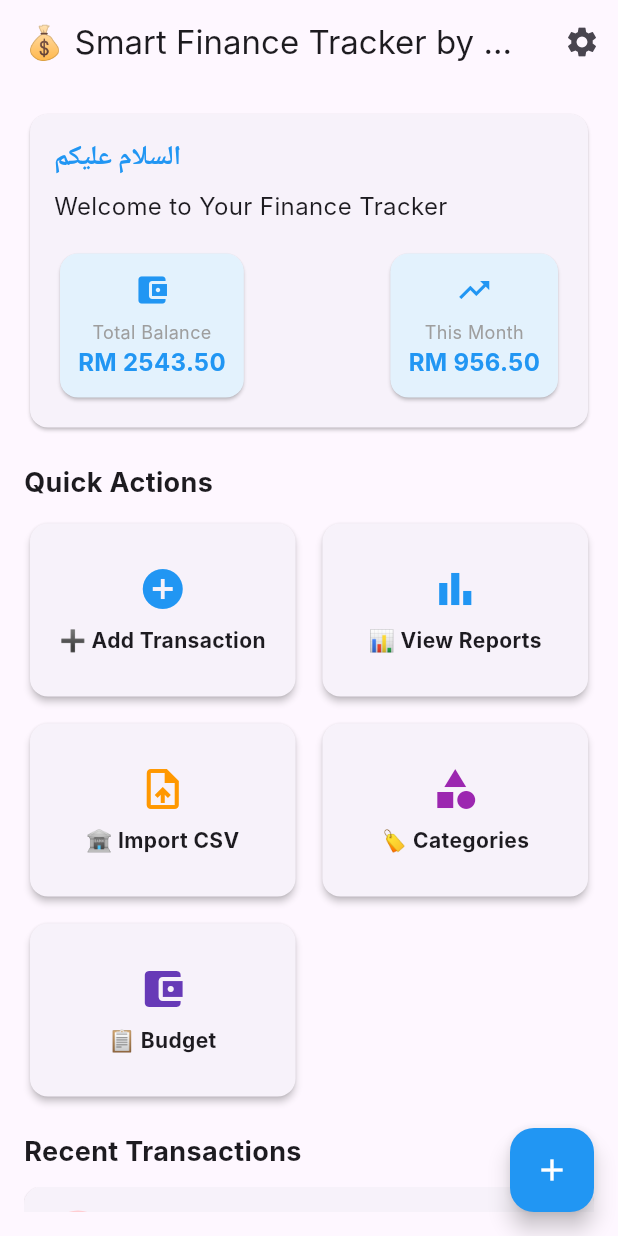
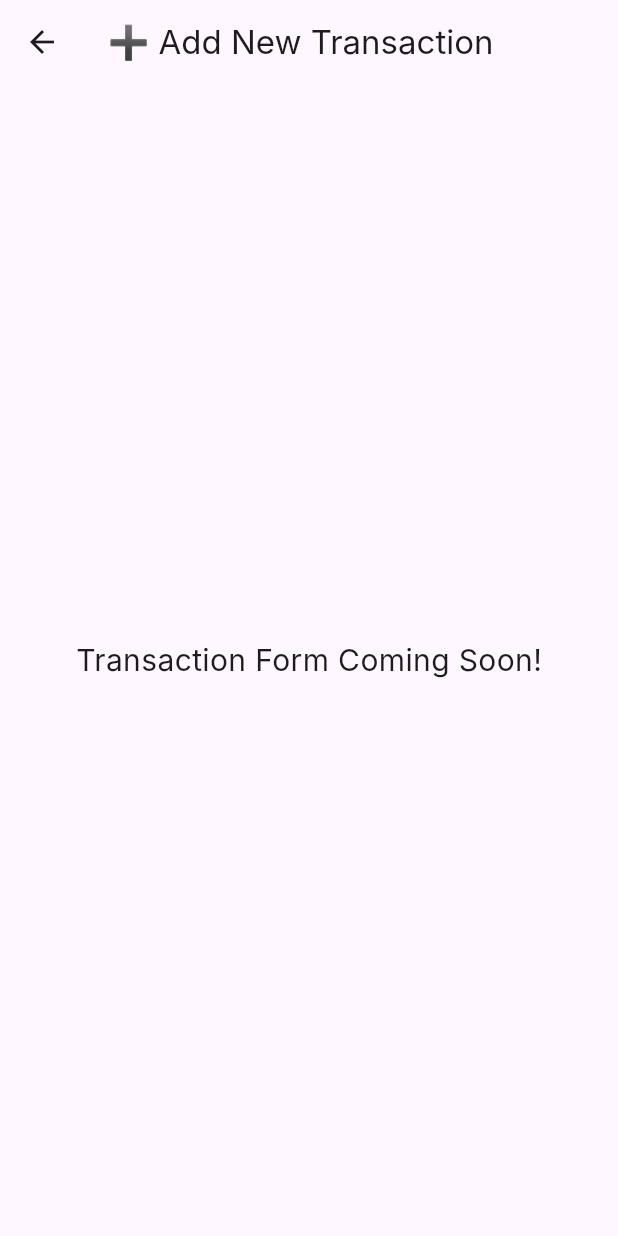
Before and after one commit to SalientHeroes/smart-finance-tracker, a Flutter app: the screen it shows after launch, after a tap on "➕ Add Transaction", on a phone screen of 412 x 824 dp. Run offline on Flutter 3.47's test engine with Material 3 defaults, Android fonts, the phone set to English and light mode, and no system bars; Roboto replaces fonts that are missing (Inter).

Commit message:
✨ Day 2: Added navigation to Add Transaction screen
- Implemented Navigator.push for Add Transaction button
- Created AddTransactionScreen scaffold
- Updated floating action button with real navigation
- Maintained Malaysian/Islamic design elements
- Ready for form implementation in next session

```diff
--- a/lib/main.dart
+++ b/lib/main.dart
@@ -1,4 +1,5 @@
 import 'package:flutter/material.dart';
+import 'screens/add_transaction_screen.dart';
 
 void main() {
   runApp(const SmartFinanceTracker());
@@ -118,7 +119,12 @@ class _HomeScreenState extends State<HomeScreen> {
                   Icons.add_circle,
                   Colors.blue,
                   () {
-                    print('Add Transaction tapped');
+                    Navigator.push(
+                      context,
+                      MaterialPageRoute(
+                        builder: (context) => const AddTransactionScreen(),
+                      ),
+                    ); // ✅ Actually navigates!
                   },
                 ),
                 _buildActionCard(
@@ -201,7 +207,12 @@ class _HomeScreenState extends State<HomeScreen> {
       ),
       floatingActionButton: FloatingActionButton(
         onPressed: () {
-          print('FAB pressed - Add Transaction');
+          Navigator.push(
+            context,
+            MaterialPageRoute(
+              builder: (context) => const AddTransactionScreen(),
+            ),
+          );
         },
         backgroundColor: Colors.blue,
         child: const Icon(Icons.add, color: Colors.white),
--- a/lib/screens/add_transaction_screen.dart
+++ b/lib/screens/add_transaction_screen.dart
@@ -0,0 +1,26 @@
+import 'package:flutter/material.dart';
+
+class AddTransactionScreen extends StatelessWidget {
+  const AddTransactionScreen({super.key});
+
+  @override
+  Widget build(BuildContext context) {
+    return Scaffold(
+      appBar: AppBar(
+        title: const Text('➕ Add New Transaction'),
+        leading: IconButton(
+          icon: const Icon(Icons.arrow_back),
+          onPressed: () {
+            Navigator.pop(context); // Go back
+          },
+        ),
+      ),
+      body: const Center(
+        child: Text(
+          'Transaction Form Coming Soon!',
+          style: TextStyle(fontSize: 20),
+        ),
+      ),
+    );
+  }
+}
```
